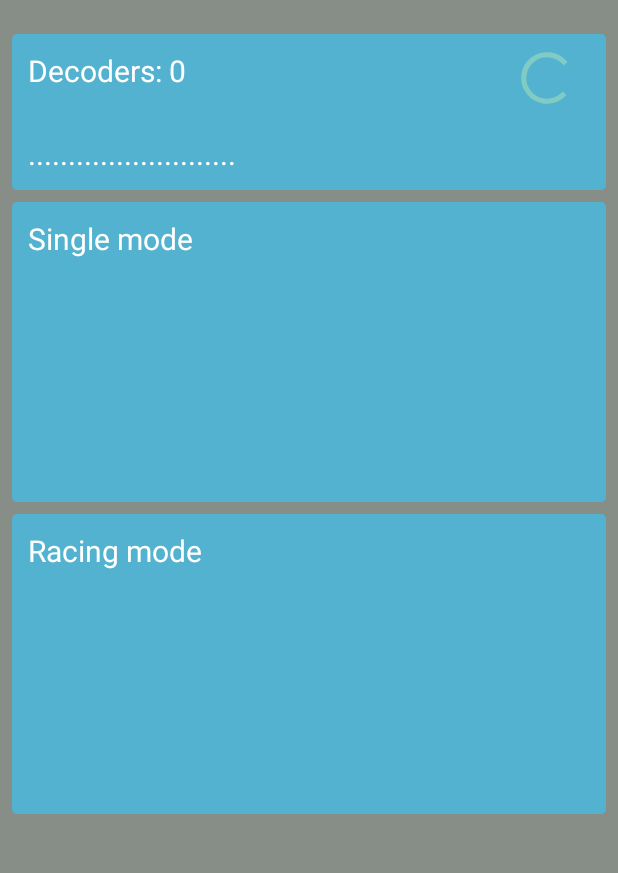
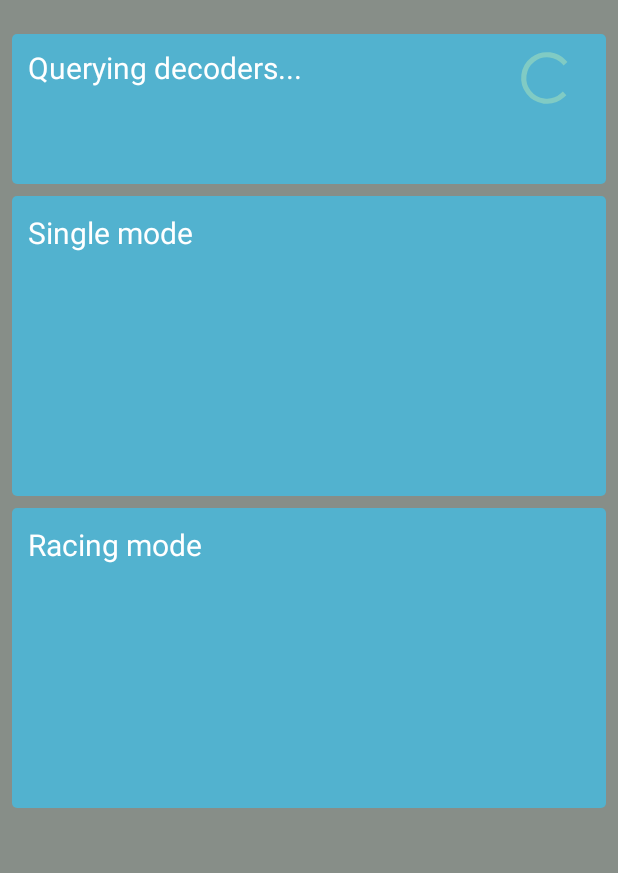
Before and after one commit to skoky/ammc-android, an Android app: the screen it shows after launch (MainActivity), on a phone screen of 412 x 824 dp, the part 62-935 px from its top. Run offline under Robolectric (Android 15) with nearby library versions, the phone set to English and light mode, and no system bars; libraries missing offline, so code that uses them is left out: com.j256.ormlite; 2 statements that could not run were skipped.

Commit message:
connect disconnect works

```diff
--- a/app/build.gradle
+++ b/app/build.gradle
@@ -8,7 +8,7 @@ android {
     buildToolsVersion '27.0.3'
     defaultConfig {
         applicationId "com.skoky"
-        minSdkVersion 21
+        minSdkVersion 24
         targetSdkVersion 27
         versionCode 42
         versionName "2.0"
--- a/app/src/main/java/com/skoky/watchdogs/TcpIpWatchdogThread.kt
+++ b/app/src/main/java/com/skoky/watchdogs/TcpIpWatchdogThread.kt
@@ -103,7 +103,7 @@ class TcpIpWatchdogThread(var a: MainActivity, addressMaybeLong: String?, privat
 //            Log.d(TAG, "AI $ai")
 //        } catch (se: SocketException) {
 //            Log.d(TAG, "Socket exception $se")
-//            msg = Message.obtain(handler, Watchdog.CONNECTION_ERROR, "Unable to connect")
+//            msg = Message.obtain(handler, Watchdog.CONNECTION_ERROR, "Unable to connectOrDisconnect")
 //            if (canRun) handler.dispatchMessage(msg)
 //        } catch (x: SocketTimeoutException) {
 //            Log.d(TAG, "Disconnected")
--- a/app/src/main/res/layout/main_content.xml
+++ b/app/src/main/res/layout/main_content.xml
@@ -18,6 +18,7 @@
         app:layout_constraintTop_toTopOf="parent">
 
         <ProgressBar
+            android:id="@+id/progressBar2"
             android:layout_width="61dp"
             android:layout_height="41dp"
             android:layout_marginEnd="8dp"
@@ -28,22 +29,37 @@
             app:layout_constraintTop_toTopOf="parent" />
 
         <TextView
-            android:id="@+id/decodersFound"
+            android:id="@+id/firstDecoderId"
             style="@style/amm_text_white"
-            android:layout_width="match_parent"
+            android:layout_width="wrap_content"
             android:layout_height="wrap_content"
-            android:padding="10dp"
-            android:text="Decoders: 0" />
+            android:layout_marginTop="8dp"
+            android:paddingLeft="10dp"
+            android:text="@string/querying_decoders"
+            app:layout_constraintTop_toTopOf="parent" />
+
+        <Button
+            android:id="@+id/connectButton"
+            android:layout_width="wrap_content"
+            android:layout_height="wrap_content"
+            android:layout_marginEnd="8dp"
+            android:onClick="connectOrDisconnect"
+            android:text="@string/connect"
+            android:visibility="invisible"
+            app:layout_constraintEnd_toEndOf="parent" />
 
         <TextView
-            android:id="@+id/firstDecoderId"
-            style="@style/amm_text_white"
-            android:layout_width="match_parent"
+            android:id="@+id/moreDecodersButton"
+            android:layout_width="wrap_content"
             android:layout_height="wrap_content"
-            android:layout_marginTop="8dp"
-            android:padding="10dp"
-            android:text=".........................."
-            app:layout_constraintTop_toBottomOf="@+id/decodersFound" />
+            android:layout_marginBottom="8dp"
+            android:layout_marginEnd="8dp"
+            android:onClick="showMoreDecoders"
+            android:text="@string/show_more_decoders"
+            app:layout_constraintBottom_toBottomOf="parent"
+            app:layout_constraintEnd_toEndOf="parent"
+            android:visibility="invisible"
+            app:layout_constraintTop_toBottomOf="@+id/connectButton" />
 
 
     </android.support.constraint.ConstraintLayout>
--- a/app/src/main/res/values/strings.xml
+++ b/app/src/main/res/values/strings.xml
@@ -1,3 +1,7 @@
 <resources>
     <string name="app_name">AMM Converter</string>
+    <string name="querying_decoders">Querying decoders...</string>
+    <string name="show_more_decoders">More decoders >>></string>
+    <string name="connect">Connect</string>
+    <string name="disconnect">Disconnect</string>
 </resources>
```
Also changed, not shown: app/src/main/java/com/skoky/MainActivity.kt (+8 -1 lines), app/src/main/java/com/skoky/fragment/StartupFragment.kt (+34 -15 lines), app/src/main/java/com/skoky/services/DecoderService.kt (+100 -7 lines).
